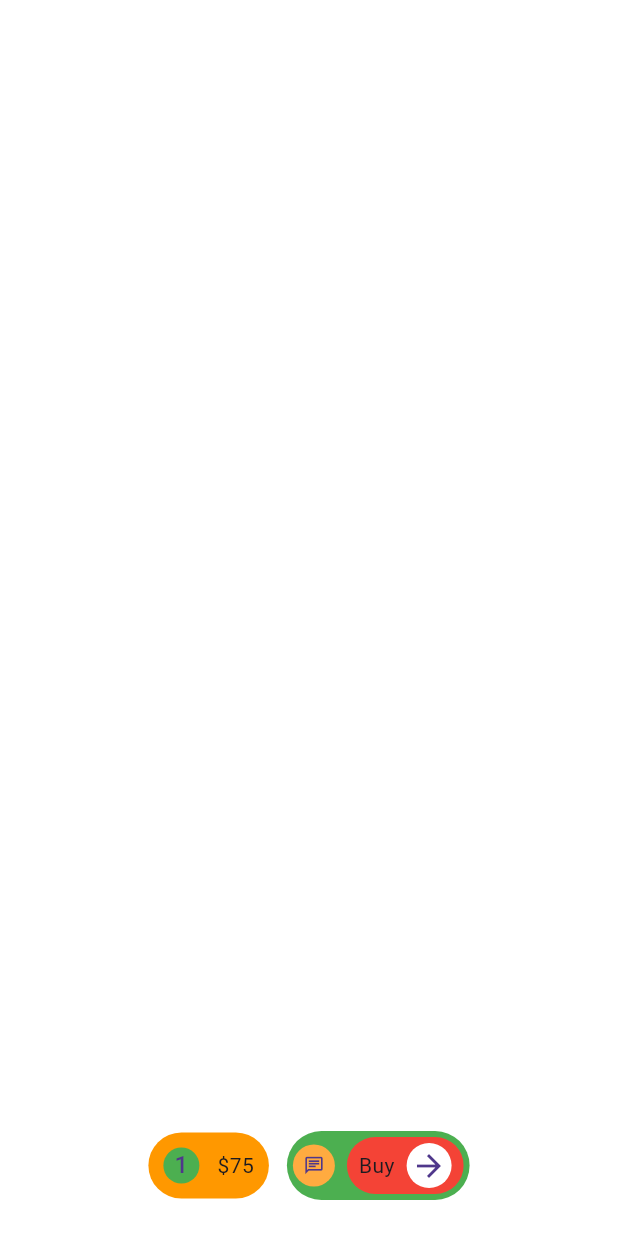
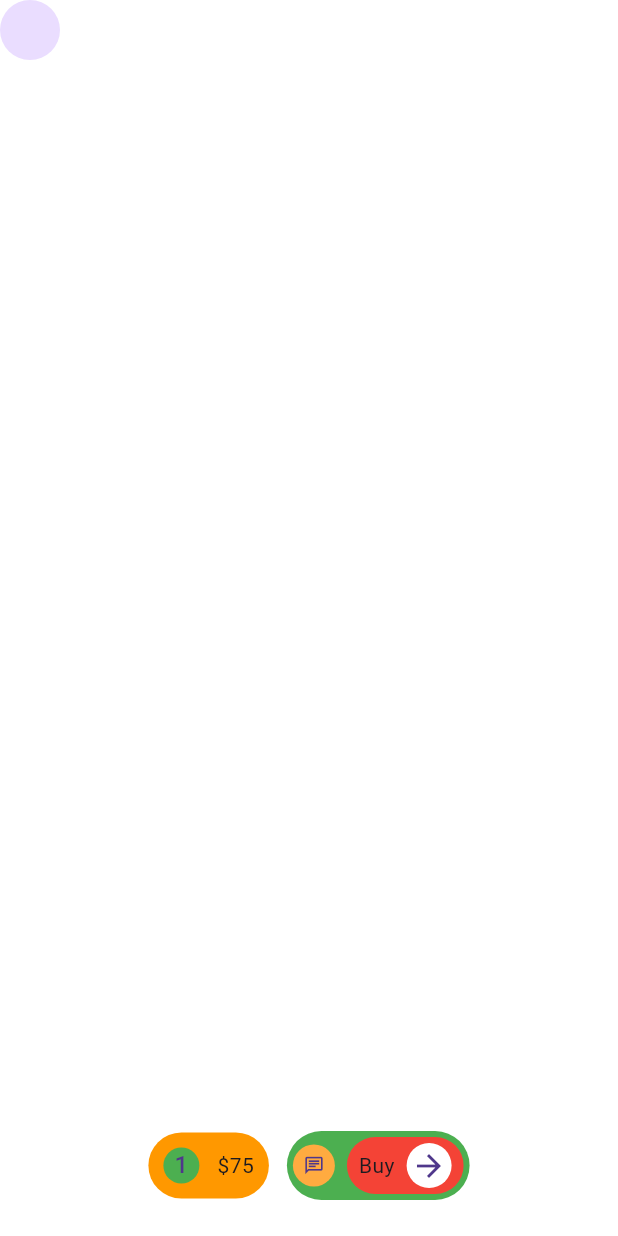
Before and after one commit to JAICHANGPARK/flutter_notebook_chapter_43, a Flutter app: the MarketplaceCartPage screen opened directly, on a phone screen of 412 x 824 dp. Run offline on Flutter 3.47's test engine with Material 3 defaults, Android fonts, the phone set to English and light mode, and no system bars; our stand-ins replace gap, hugeicons.

Commit message:
Update marketplace_cart_page.dart

```diff
--- a/lib/ep2168_marketplace_app/ui/marketplace_cart_page.dart
+++ b/lib/ep2168_marketplace_app/ui/marketplace_cart_page.dart
@@ -18,7 +18,14 @@ class _MarketplaceCartPageState extends State<MarketplaceCartPage> {
           children: [
             Positioned.fill(
               child: Column(
-                children: [],
+                children: [
+                  Row(
+                    children: [
+                      CircleAvatar(),
+                      Expanded(child: Center(child: Text.rich(TextSpan()),))
+                    ],
+                  )
+                ],
               ),
             ),
             Positioned(
```
